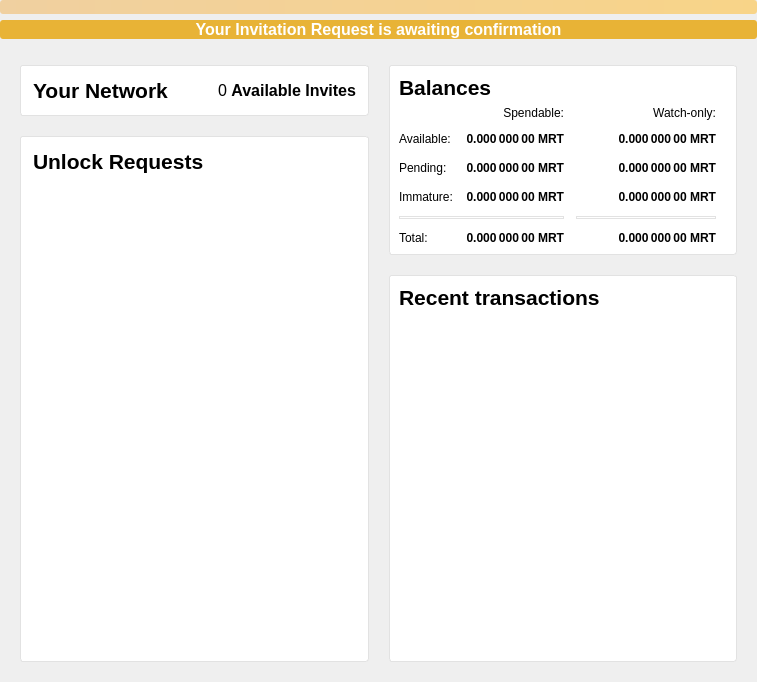
meritlabs/merit, file src/qt/forms/overviewpage.ui: the form before one commit.
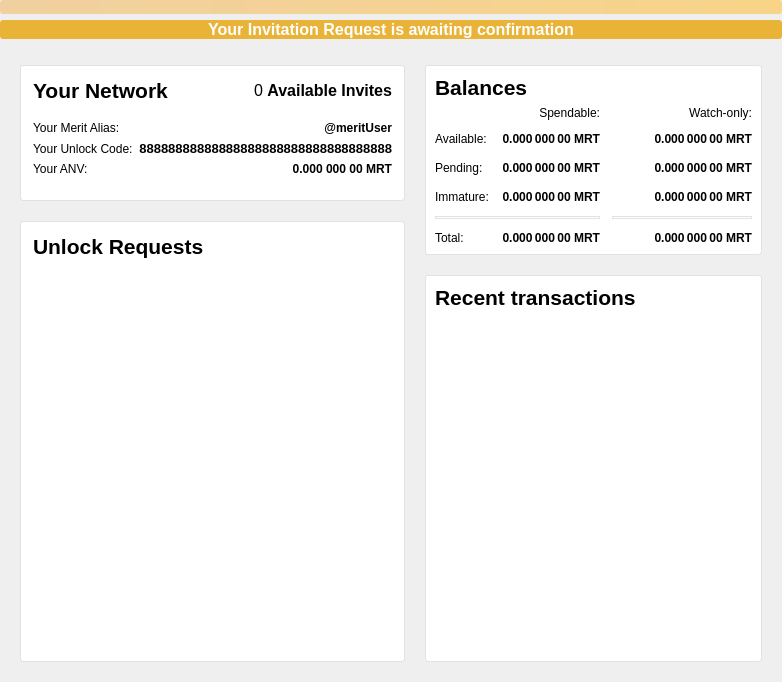
The form after the commit. Icons and pictures are not drawn.

Commit message: add placeholder data for my network card in overview page

```diff
--- a/src/qt/forms/overviewpage.ui
+++ b/src/qt/forms/overviewpage.ui
@@ -6,7 +6,7 @@
    <rect>
     <x>0</x>
     <y>0</y>
-    <width>757</width>
+    <width>767</width>
     <height>682</height>
    </rect>
   </property>
@@ -187,6 +187,98 @@
             </item>
            </layout>
           </item>
+          <item>
+           <layout class="QGridLayout" name="gridLayout_2" columnstretch="0,0" columnminimumwidth="0,0">
+            <property name="topMargin">
+             <number>12</number>
+            </property>
+            <property name="bottomMargin">
+             <number>12</number>
+            </property>
+            <item row="0" column="0">
+             <widget class="QLabel" name="label_2">
+              <property name="sizePolicy">
+               <sizepolicy hsizetype="Maximum" vsizetype="Preferred">
+                <horstretch>0</horstretch>
+                <verstretch>0</verstretch>
+               </sizepolicy>
+              </property>
+              <property name="text">
+               <string>Your Merit Alias:</string>
+              </property>
+             </widget>
+            </item>
+            <item row="1" column="0">
+             <widget class="QLabel" name="label_7">
+              <property name="text">
+               <string>Your Unlock Code:</string>
+              </property>
+             </widget>
+            </item>
+            <item row="1" column="1">
+             <widget class="QLabel" name="label_3">
+              <property name="sizePolicy">
+               <sizepolicy hsizetype="Preferred" vsizetype="Preferred">
+                <horstretch>0</horstretch>
+                <verstretch>0</verstretch>
+               </sizepolicy>
+              </property>
+              <property name="font">
+               <font>
+                <pointsize>10</pointsize>
+                <weight>75</weight>
+                <bold>true</bold>
+               </font>
+              </property>
+              <property name="text">
+               <string>88888888888888888888888888888888888</string>
+              </property>
+              <property name="alignment">
+               <set>Qt::AlignRight|Qt::AlignTrailing|Qt::AlignVCenter</set>
+              </property>
+             </widget>
+            </item>
+            <item row="0" column="1">
+             <widget class="QLabel" name="label_8">
+              <property name="font">
+               <font>
+                <weight>75</weight>
+                <bold>true</bold>
+               </font>
+              </property>
+              <property name="text">
+               <string>@meritUser</string>
+              </property>
+              <property name="alignment">
+               <set>Qt::AlignRight|Qt::AlignTrailing|Qt::AlignVCenter</set>
+              </property>
+             </widget>
+            </item>
+            <item row="2" column="0">
+             <widget class="QLabel" name="label_9">
+              <property name="text">
+               <string>Your ANV:</string>
+              </property>
+             </widget>
+            </item>
+            <item row="2" column="1">
+             <widget class="QLabel" name="label_10">
+              <property name="font">
+               <font>
+                <weight>75</weight>
+                <bold>true</bold>
+               </font>
+              </property>
+              <property name="text">
+               <string>0.000 000 00 MRT</string>
+              </property>
+              <property name="alignment">
+               <set>Qt::AlignRight|Qt::AlignTrailing|Qt::AlignVCenter</set>
+              </property>
+             </widget>
+            </item>
+           </layout>
+          </item>
          </layout>
         </widget>
        </item>
```
